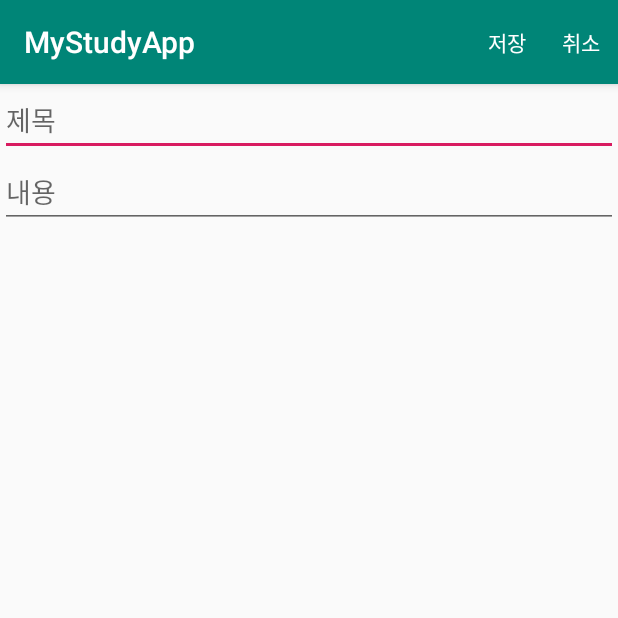
After one commit to Mo0k94/MyStudyApp, an Android app: the Memo2Activity screen opened directly, with no data from a screen before it, on a phone screen of 412 x 824 dp, the top half of it. The commit adds this screen. Run offline under Robolectric (Android 15) with nearby library versions, the phone set to English and light mode, and no system bars.

Commit message:
메모장 1. 저장 2. 삭제

```diff
--- a/app/src/main/java/com/example/mystudyapp/ListViewActivity.java
+++ b/app/src/main/java/com/example/mystudyapp/ListViewActivity.java
@@ -33,6 +33,7 @@ public class ListViewActivity extends AppCompatActivity {
         addItem("1) 사운드 & 스탑워치","05-18",MainActivity.class);
         addItem("2) WebView","05-18",WebBrowserActivity.class);
         addItem("3) 날씨앱(05-19)","모델클래스를 활용하여 BaseAdapter 연습",WeatherActivity.class);
+        addItem("4) 메모앱(05-20)","BaseAdapter를 활용한 메모장 App",MemoActivity.class);
 
         MyAdapter adapter = new MyAdapter(mDataList);
 
--- /dev/null
+++ b/app/src/main/java/com/example/mystudyapp/Memo2Activity.java
@@ -0,0 +1,63 @@
+package com.example.mystudyapp;
+
+import android.content.Intent;
+import android.support.v7.app.AppCompatActivity;
+import android.os.Bundle;
+import android.view.Menu;
+import android.view.MenuInflater;
+import android.view.MenuItem;
+import android.widget.EditText;
+import android.widget.Toast;
+
+public class Memo2Activity extends AppCompatActivity {
+
+    private EditText mTitleEdit,mContentEdit;
+    @Override
+    protected void onCreate(Bundle savedInstanceState) {
+        super.onCreate(savedInstanceState);
+        setContentView(R.layout.activity_memo2);
+        init();
+    }
+
+    private void init() {
+        mTitleEdit = findViewById(R.id.title_edit);
+        mContentEdit = findViewById(R.id.content_edit);
+    }
+
+    @Override
+    public boolean onCreateOptionsMenu(Menu menu) {
+        MenuInflater inflater = getMenuInflater();
+        inflater.inflate(R.menu.menu_memo2,menu);
+        return true;
+    }
+
+    //메뉴클릭시!
+    @Override
+    public boolean onOptionsItemSelected(MenuItem item) {
+        switch (item.getItemId()) {
+            case R.id.save_action:
+                save();
+                return true;
+            case R.id.cancel_action:
+                cancel();
+                return true;
+
+            default:
+                return super.onOptionsItemSelected(item);
+        }
+    }
+
+    private void cancel() {
+        setResult(RESULT_CANCELED);
+        finish();
+    }
+
+    //저장
+    private void save(){
+        Intent intent = new Intent();
+        intent.putExtra("title",mTitleEdit.getText().toString());
+        intent.putExtra("content",mContentEdit.getText().toString());
+        setResult(RESULT_OK,intent);
+        finish();
+    }
+}
--- /dev/null
+++ b/app/src/main/res/layout/activity_memo2.xml
@@ -0,0 +1,22 @@
+<?xml version="1.0" encoding="utf-8"?>
+<LinearLayout xmlns:android="http://schemas.android.com/apk/res/android"
+    xmlns:app="http://schemas.android.com/apk/res-auto"
+    xmlns:tools="http://schemas.android.com/tools"
+    android:layout_width="match_parent"
+    android:layout_height="match_parent"
+    android:orientation="vertical"
+    tools:context=".Memo2Activity">
+
+
+    <EditText
+        android:id="@+id/title_edit"
+        android:hint="제목"
+        android:layout_width="match_parent"
+        android:layout_height="wrap_content" />
+
+    <EditText
+        android:id="@+id/content_edit"
+        android:hint="내용"
+        android:layout_width="match_parent"
+        android:layout_height="wrap_content" />
+</LinearLayout>
--- /dev/null
+++ b/app/src/main/res/menu/menu_memo2.xml
@@ -0,0 +1,13 @@
+<?xml version="1.0" encoding="utf-8"?>
+<menu xmlns:app="http://schemas.android.com/apk/res-auto"
+    xmlns:android="http://schemas.android.com/apk/res/android">
+
+    <item
+        android:id="@+id/save_action"
+        android:title="저장"
+        app:showAsAction="always" />
+    <item
+        android:id="@+id/cancel_action"
+        android:title="취소"
+        app:showAsAction="always" />
+</menu>
--- a/app/src/main/res/values/strings.xml
+++ b/app/src/main/res/values/strings.xml
@@ -1,3 +1,4 @@
 <resources>
     <string name="app_name">MyStudyApp</string>
+    <string name="title_activity_memo">MemoActivity</string>
 </resources>
--- a/app/src/main/res/values/styles.xml
+++ b/app/src/main/res/values/styles.xml
@@ -8,4 +8,13 @@
         <item name="colorAccent">@color/colorAccent</item>
     </style>
 
+    <style name="AppTheme.NoActionBar">
+        <item name="windowActionBar">false</item>
+        <item name="windowNoTitle">true</item>
+    </style>
+
+    <style name="AppTheme.AppBarOverlay" parent="ThemeOverlay.AppCompat.Dark.ActionBar" />
+
+    <style name="AppTheme.PopupOverlay" parent="ThemeOverlay.AppCompat.Light" />
+
 </resources>
```
Also changed, not shown: app/src/main/AndroidManifest.xml (+6 -1 lines), app/src/main/java/com/example/mystudyapp/MemoActivity.java (added, +133 -0 lines), app/src/main/java/com/example/mystudyapp/adapters/MemoAdapter.java (added, +85 -0 lines), app/src/main/java/com/example/mystudyapp/models/MemoItem.java (added, +35 -0 lines), app/src/main/res/layout/activity_memo.xml (added, +33 -0 lines), app/src/main/res/layout/content_memo.xml (added, +15 -0 lines), app/src/main/res/layout/item_memo.xml (added, +22 -0 lines), app/src/main/res/menu/context_menu_memo.xml (added, +8 -0 lines).
